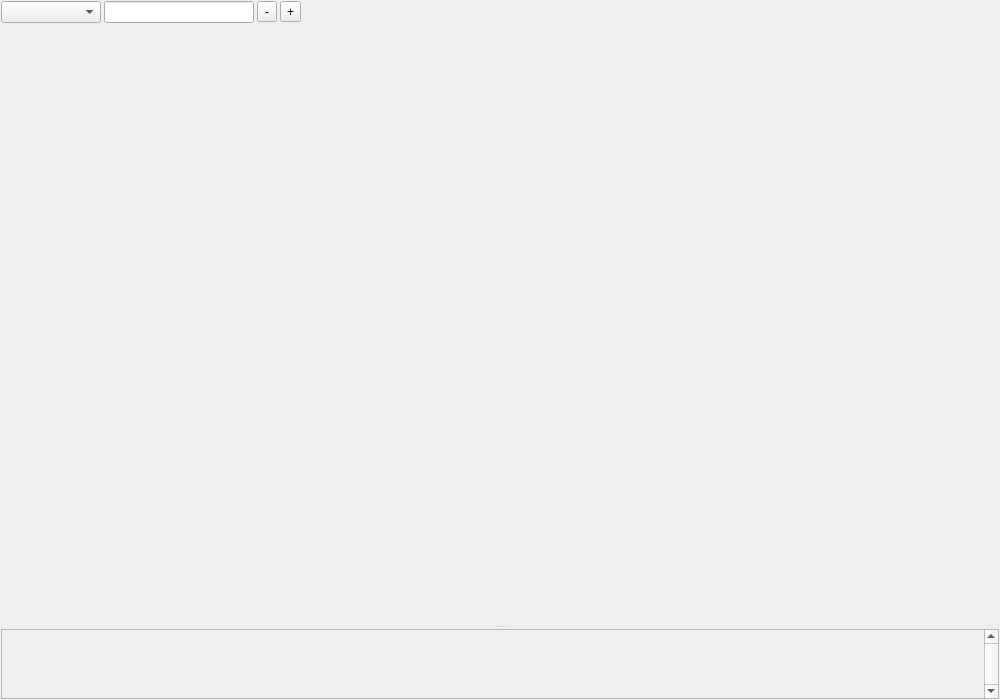
This is src/cppVISUAL/GenomeVisualizationWidget.ui in imgag/ngs-bits as Qt 5 draws it before an edit. The edited form follows.
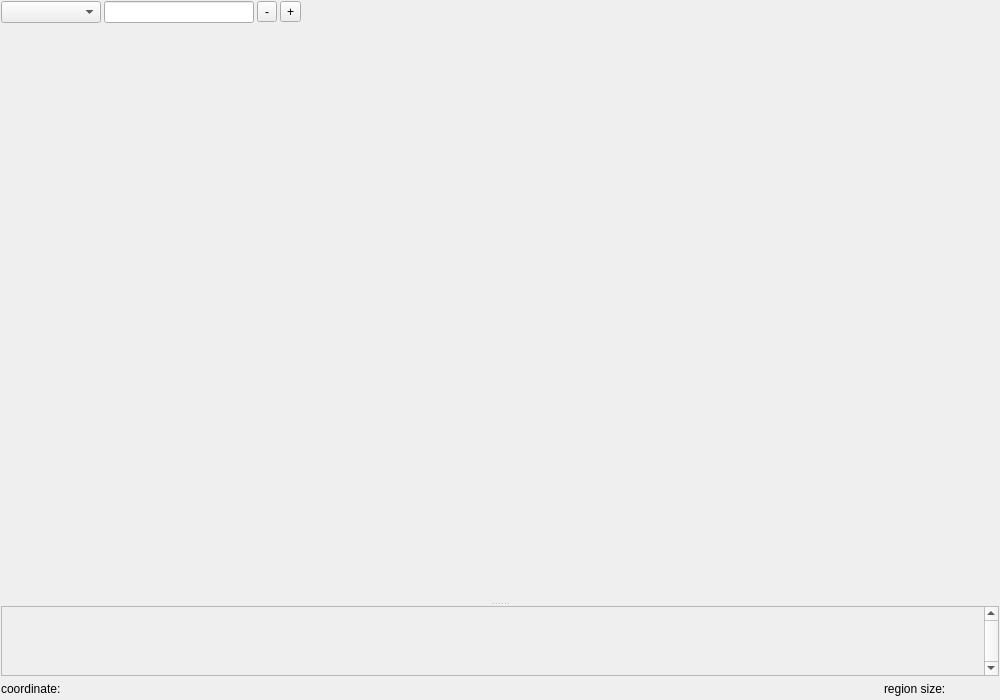
This is the edited form. Custom widgets are drawn as their Qt base class.

What changed in the file:
```diff
--- a/src/cppVISUAL/GenomeVisualizationWidget.ui
+++ b/src/cppVISUAL/GenomeVisualizationWidget.ui
@@ -167,7 +167,7 @@
          <x>0</x>
          <y>0</y>
          <width>979</width>
-         <height>176</height>
+         <height>169</height>
         </rect>
        </property>
        <layout class="QHBoxLayout" name="horizontalLayout_2">
@@ -194,6 +194,72 @@
      </widget>
     </widget>
    </item>
+   <item>
+    <layout class="QHBoxLayout" name="horizontalLayout_4">
+     <property name="spacing">
+      <number>3</number>
+     </property>
+     <item>
+      <widget class="QLabel" name="label">
+       <property name="text">
+        <string>coordinate:</string>
+       </property>
+      </widget>
+     </item>
+     <item>
+      <widget class="QLabel" name="label_coordinate">
+       <property name="minimumSize">
+        <size>
+         <width>50</width>
+         <height>0</height>
+        </size>
+       </property>
+       <property name="text">
+        <string/>
+       </property>
+       <property name="textInteractionFlags">
+        <set>Qt::LinksAccessibleByMouse|Qt::TextSelectableByMouse</set>
+       </property>
+      </widget>
+     </item>
+     <item>
+      <spacer name="horizontalSpacer_2">
+       <property name="orientation">
+        <enum>Qt::Horizontal</enum>
+       </property>
+       <property name="sizeHint" stdset="0">
+        <size>
+         <width>40</width>
+         <height>20</height>
+        </size>
+       </property>
+      </spacer>
+     </item>
+     <item>
+      <widget class="QLabel" name="label_2">
+       <property name="text">
+        <string>region size:</string>
+       </property>
+      </widget>
+     </item>
+     <item>
+      <widget class="QLabel" name="label_region_size">
+       <property name="minimumSize">
+        <size>
+         <width>50</width>
+         <height>0</height>
+        </size>
+       </property>
+       <property name="text">
+        <string/>
+       </property>
+       <property name="textInteractionFlags">
+        <set>Qt::LinksAccessibleByMouse|Qt::TextSelectableByMouse</set>
+       </property>
+      </widget>
+     </item>
+    </layout>
+   </item>
   </layout>
  </widget>
  <customwidgets>
```
Left out of the diff: 7 changed lines with no effect on the pictures.
